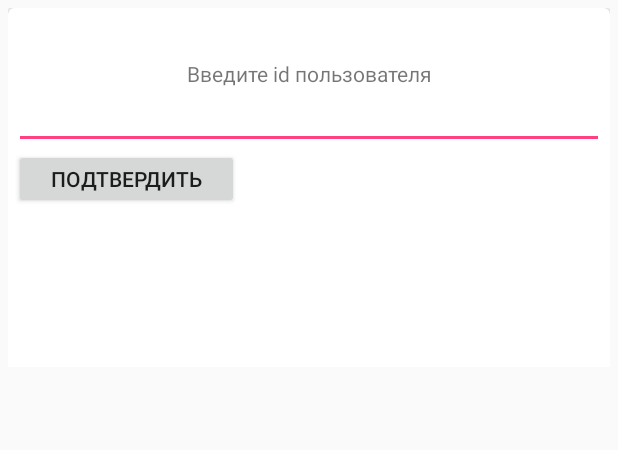
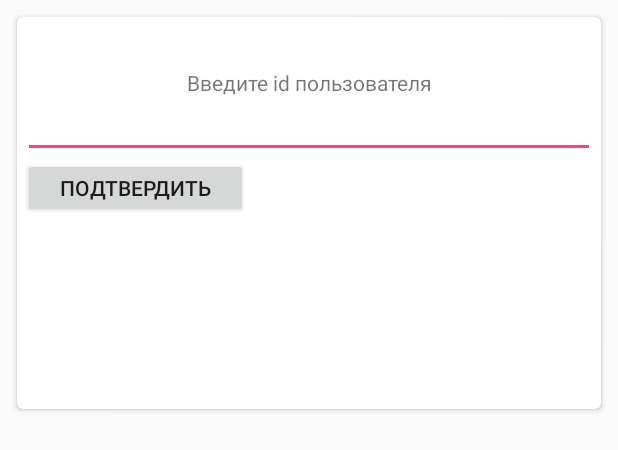
Before and after one commit to AleksCrow/JsonPlaceholderApp, an Android app: the layout card_view_posts.xml on its own in the app's theme, with its tools: preview values and no code run, on a phone screen of 412 x 824 dp. Shown: the top 450 px of the screen. Run offline under Robolectric (Android 15) with nearby library versions, the phone set to English and light mode, and no system bars.

```diff
--- a/app/src/main/res/layout/card_view_posts.xml
+++ b/app/src/main/res/layout/card_view_posts.xml
@@ -2,18 +2,15 @@
 <LinearLayout xmlns:android="http://schemas.android.com/apk/res/android"
     xmlns:app="http://schemas.android.com/apk/res-auto"
     android:orientation="vertical" android:layout_width="match_parent"
-    android:layout_height="250dp"
+    android:layout_height="wrap_content"
     android:padding="5dp">
 
     <android.support.v7.widget.CardView
         android:id="@+id/cardView"
         android:layout_width="match_parent"
-        android:layout_height="250dp"
+        android:layout_height="wrap_content"
         android:layout_gravity="center"
-        android:paddingRight="@dimen/cardview_compat_inset_shadow"
-        android:paddingLeft="@dimen/cardview_compat_inset_shadow"
-        android:paddingBottom="@dimen/cardview_compat_inset_shadow"
-        android:paddingTop="@dimen/cardview_compat_inset_shadow"
+        android:layout_margin="6dp"
         app:cardCornerRadius="4dp"
         app:contentPadding="4dp">
 
```
Also changed, not shown: app/src/main/java/com/alexvoronkov/jsonplaceholderapp/MainActivity.java (+49 -2 lines).
